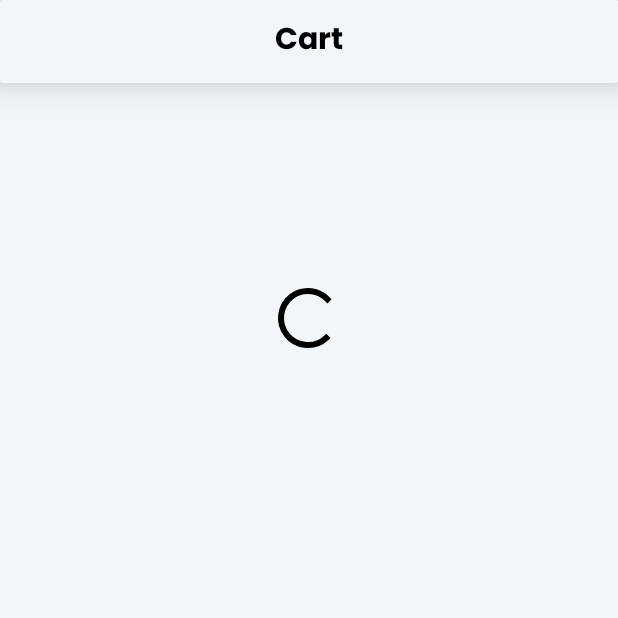
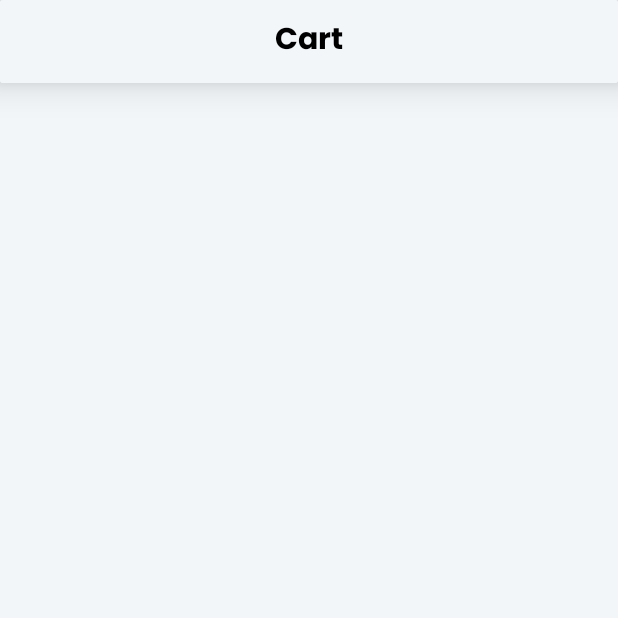
Before and after one commit to 124650479/Bowu, an Android app: the Cart screen opened through its navigation route, on a phone screen of 412 x 824 dp, the top half of it. Run offline under Robolectric (Android 15) with nearby library versions, the phone set to English and light mode, and no system bars; our stand-ins replace navigation-ui.

Commit message:
update home

```diff
--- a/app/build.gradle
+++ b/app/build.gradle
@@ -52,5 +52,4 @@ dependencies {
     androidTestImplementation 'androidx.test.espresso:espresso-core:3.4.0'
     implementation 'com.github.addisonelliott:SegmentedButton:3.1.9'
     implementation 'com.github.dhaval2404:imagepicker:2.1'
-
 }
--- a/app/src/main/AndroidManifest.xml
+++ b/app/src/main/AndroidManifest.xml
@@ -8,8 +8,10 @@
     <uses-permission android:name="android.permission.READ_EXTERNAL_STORAGE" />
     <uses-permission android:name="android.permission.CAMERA" />
 
+
     <application
         android:allowBackup="true"
+        android:usesCleartextTraffic="true"
         android:icon="@drawable/app_icon"
         android:label="@string/app_name"
         android:requestLegacyExternalStorage="true"
--- a/app/src/main/java/fu/prm391/sampl/project/adapter/product/ProductTrendingItemAdapter.java
+++ b/app/src/main/java/fu/prm391/sampl/project/adapter/product/ProductTrendingItemAdapter.java
@@ -36,6 +36,7 @@ public class ProductTrendingItemAdapter extends RecyclerView.Adapter<ProductTren
     @Override
     public ViewHolder onCreateViewHolder(@NonNull ViewGroup parent, int viewType) {
         LayoutInflater inflater = LayoutInflater.from(context);
+        //注入adapter样式
         View productView = inflater.inflate(R.layout.item_product, parent, false);
         ProductTrendingItemAdapter.ViewHolder viewHolder = new ProductTrendingItemAdapter.ViewHolder(productView);
         return viewHolder;
@@ -49,6 +50,7 @@ public class ProductTrendingItemAdapter extends RecyclerView.Adapter<ProductTren
             holder.productOldPrice.setText(StringHelpers.currencyFormatter(product.getPrice()));
             holder.productPrice.setText(StringHelpers.currencyFormatterWithPercent(product.getPrice(), product.getDiscount()));
             holder.productOldPrice.setPaintFlags(holder.productOldPrice.getPaintFlags() | Paint.STRIKE_THRU_TEXT_FLAG);
+
         } else {
             holder.productOldPrice.setVisibility(View.GONE);
             holder.productPrice.setText(StringHelpers.currencyFormatter(product.getPrice()));
@@ -78,6 +80,7 @@ public class ProductTrendingItemAdapter extends RecyclerView.Adapter<ProductTren
         private TextView productName;
         private TextView productPrice;
         private TextView productOldPrice;
+
         private ImageView productImage;
         private ConstraintLayout constraintLayout;
 
--- a/app/src/main/java/fu/prm391/sampl/project/model/user/User.java
+++ b/app/src/main/java/fu/prm391/sampl/project/model/user/User.java
@@ -26,7 +26,7 @@ public class User implements Serializable {
     @Expose
     private String phone;
 
-    @SerializedName("avatar")
+    @SerializedName("avatar")//头像
     @Expose
     private String avatar;
 
--- a/app/src/main/java/fu/prm391/sampl/project/remote/ApiClient.java
+++ b/app/src/main/java/fu/prm391/sampl/project/remote/ApiClient.java
@@ -12,7 +12,7 @@ import retrofit2.converter.gson.GsonConverterFactory;
 
 public class ApiClient {
 
-    public static final String BASE_URL = "https://api.nmtung.dev/";
+    public static final String BASE_URL = "http://192.168.0.113:8080/";
 
     private static Retrofit getRetrofit() {
         // logging
--- a/app/src/main/java/fu/prm391/sampl/project/remote/service/CategoryService.java
+++ b/app/src/main/java/fu/prm391/sampl/project/remote/service/CategoryService.java
@@ -6,7 +6,7 @@ import retrofit2.http.GET;
 
 public interface CategoryService {
 
-    @GET("category/get-top-category-product")
+    @GET("testcaterory")
     Call<CategoryResponse> getTop4Categories();
 
     @GET("categories")
--- a/app/src/main/java/fu/prm391/sampl/project/remote/service/ProductService.java
+++ b/app/src/main/java/fu/prm391/sampl/project/remote/service/ProductService.java
@@ -16,6 +16,8 @@ import retrofit2.http.POST;
 import retrofit2.http.Query;
 
 public interface ProductService {
+    @GET("testbyary")
+    Call<ProductListResponse> getProductlist();
 
     @GET("products")
     Call<ProductListResponse> getAllProduct();
--- a/app/src/main/java/fu/prm391/sampl/project/view/fragment/Cart.java
+++ b/app/src/main/java/fu/prm391/sampl/project/view/fragment/Cart.java
@@ -121,6 +121,7 @@ public class Cart extends Fragment {
     @Override
     public void onViewCreated(@NonNull View view, @Nullable Bundle savedInstanceState) {
         super.onViewCreated(view, savedInstanceState);
+        //获取登陆令牌
         this.token = PreferencesHelpers.loadStringData(getContext(), "token");
 
         this.recyclerViewMainCart = view.findViewById(R.id.recyclerViewMainCart);
@@ -134,10 +135,16 @@ public class Cart extends Fragment {
 
         this.btnCartCheckout = view.findViewById(R.id.btnCartCheckout);
 
+        //如果登陆令牌为空，请求登陆
         if (token.equals("")) {
-            Intent intent = new Intent(getContext(), Login.class);
-            startActivity(intent);
+/*            Intent intent = new Intent(getContext(), Login.class);
+            startActivity(intent);*/
+
+            //此处做暂时存放
+            loadAllListOrder();
+            setEventBtnCheckout();
         } else {
+            //加载数据
             loadAllListOrder();
             setEventBtnCheckout();
         }
@@ -156,20 +163,18 @@ public class Cart extends Fragment {
             @Override
             public void onClick(View view) {
                 Intent intent = new Intent(getContext(), CheckOutAddress.class);
-
                 intent.putExtra("subTotal", subTotal);
                 intent.putExtra("fee", shippingFee);
                 intent.putExtra("tax", tax);
                 intent.putExtra("total", total);
-
                 startActivity(intent);
             }
         });
     }
 
     private void loadAllListOrder() {
-        progressBarCart.setVisibility(View.VISIBLE);
-        call = ApiClient.getOrderService().getAllOrder("Bearer " + this.token);
+        progressBarCart.setVisibility(View.INVISIBLE);
+/*        call = ApiClient.getOrderService().getAllOrder("Bearer " + this.token);
         call.enqueue(new Callback<GetAllOrderResponse>() {
             @Override
             public void onResponse(Call<GetAllOrderResponse> call, Response<GetAllOrderResponse> response) {
@@ -197,7 +202,7 @@ public class Cart extends Fragment {
             public void onFailure(Call<GetAllOrderResponse> call, Throwable t) {
                 Log.e("onResponse", t.toString());
             }
-        });
+        });*/
     }
 
     public void renderCheckout(List<Order> list) {
--- a/app/src/main/java/fu/prm391/sampl/project/view/fragment/Home.java
+++ b/app/src/main/java/fu/prm391/sampl/project/view/fragment/Home.java
@@ -10,6 +10,7 @@ import androidx.fragment.app.Fragment;
 import androidx.recyclerview.widget.LinearLayoutManager;
 import androidx.recyclerview.widget.RecyclerView;
 
+import android.util.Log;
 import android.view.LayoutInflater;
 import android.view.View;
 import android.view.ViewGroup;
@@ -102,25 +103,28 @@ public class Home extends Fragment {
     @Override
     public void onViewCreated(@NonNull View view, @Nullable Bundle savedInstanceState) {
         super.onViewCreated(view, savedInstanceState);
-
         //加载动画
         loadingLayout = view.findViewById(R.id.loadingConstraintLayoutHome);
         loadingLayout.setVisibility(View.VISIBLE);
 
+        //加载一组数据
         getTop4Category(view);
+
+        //加载二组数据
         getTrendingProducts(view);
+
         moveToOtherActivities(view);
         moveToOtherNavigationTab(view);
     }
 
     //获取商品列表
     private void getTop4Category(View view) {
-        //recyclerViewTop4Category = view.findViewById(R.id.recyclerViewTop4Cate);
-        loadingLayout.setVisibility(View.GONE);
-/*        Call<CategoryResponse> categoryResponseCall = ApiClient.getCategoryService().getTop4Categories();
+        recyclerViewTop4Category = view.findViewById(R.id.recyclerViewTop4Cate);
+        Call<CategoryResponse> categoryResponseCall = ApiClient.getCategoryService().getTop4Categories();
         categoryResponseCall.enqueue(new Callback<CategoryResponse>() {
             @Override
             public void onResponse(Call<CategoryResponse> call, Response<CategoryResponse> response) {
+                Log.d("提示","网络请求成功！");
                 if (response.isSuccessful()) {
                     ArrayList<Category> categories = (ArrayList<Category>) response.body().getData();
                     recyclerViewTop4Category.setAdapter(new CategoryTop4Adapter(getContext(), categories));
@@ -135,20 +139,21 @@ public class Home extends Fragment {
                     loadingLayout.setVisibility(View.GONE);
                 }
             }
-
             @Override
             public void onFailure(Call<CategoryResponse> call, Throwable t) {
+                Log.d("提示","请求失败！");
             }
-        });*/
+        });
     }
 
     //获取商品列表
     private void getTrendingProducts(View view) {
-        //recyclerViewTopTrendingProduct = view.findViewById(R.id.recyclerViewTopTrendingProductHome);
-/*      Call<ProductListResponse> productResponseCall = ApiClient.getProductService().getTopTrendingProduct();
+        recyclerViewTopTrendingProduct = view.findViewById(R.id.recyclerViewTopTrendingProductHome);
+        Call<ProductListResponse> productResponseCall = ApiClient.getProductService().getProductlist();
         productResponseCall.enqueue(new Callback<ProductListResponse>() {
             @Override
             public void onResponse(Call<ProductListResponse> call, Response<ProductListResponse> response) {
+                Log.d("提示","网络请求成功！");
                 if (response.isSuccessful()) {
                     ArrayList<Product> products = (ArrayList<Product>) response.body().getData();
                     recyclerViewTopTrendingProduct.setAdapter(new ProductTrendingItemAdapter(getContext(), products));
@@ -161,11 +166,11 @@ public class Home extends Fragment {
                     recyclerViewTopTrendingProduct.setLayoutManager(layoutManager);
                 }
             }
-
             @Override
             public void onFailure(Call<ProductListResponse> call, Throwable t) {
+                Log.d("提示","请求失败！");
             }
-        });*/
+        });
     }
 
     private void moveToOtherActivities(View view) {
--- a/app/src/main/res/layout/item_product.xml
+++ b/app/src/main/res/layout/item_product.xml
@@ -37,7 +37,6 @@
         android:layout_alignParentEnd="true"
         android:layout_alignParentBottom="true"
         android:layout_marginStart="30dp"
-        android:layout_marginTop="10dp"
         android:layout_marginEnd="40dp"
         android:background="@android:color/darker_gray"
         app:layout_constraintBottom_toBottomOf="parent"
--- a/app/src/main/res/values/strings.xml
+++ b/app/src/main/res/values/strings.xml
@@ -63,12 +63,12 @@
     <string name="accountLabel">我的</string>
     <!--    <string name="searchLabel">Search</string>-->
     <string name="contentDesImageCart">imageCartHome</string>
-    <string name="categoriesLabel">Categories</string>
-    <string name="txtViewAllLabel">View All</string>
+    <string name="categoriesLabel">分类</string>
+    <string name="txtViewAllLabel">全部</string>
     <string name="contentDesImage">top4CateImage</string>
     <string name="category_name">Category name</string>
     <string name="contentDesImageHotSale">hotSaleHome</string>
-    <string name="trendingsLabel">Trendings</string>
+    <string name="trendingsLabel">热销</string>
     <string name="product_name_label">Product Name</string>
     <string name="product_price_label">Product Price</string>
     <string name="contentDesProductImage">Product Image</string>
```
Also changed, not shown: app/src/main/java/fu/prm391/sampl/project/model/category/CategoryResponse.java (+11 -0 lines), app/src/main/java/fu/prm391/sampl/project/model/product/get_list_product/ProductListResponse.java (+11 -0 lines), app/src/main/java/fu/prm391/sampl/project/view/fragment/Profiles.java (+9 -3 lines), app/src/main/res/layout/fragment_home.xml (+36 -5 lines), app/src/main/res/layout/item_top4_category.xml (+2 -6 lines).
